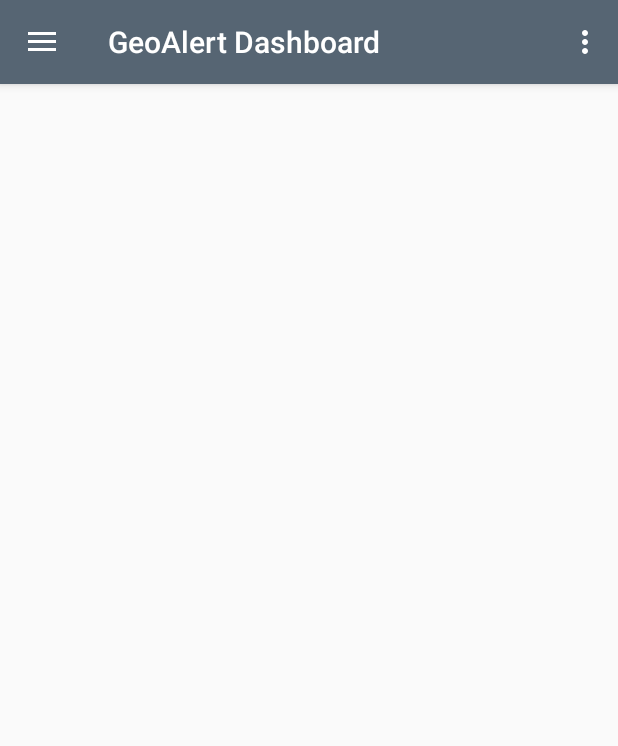
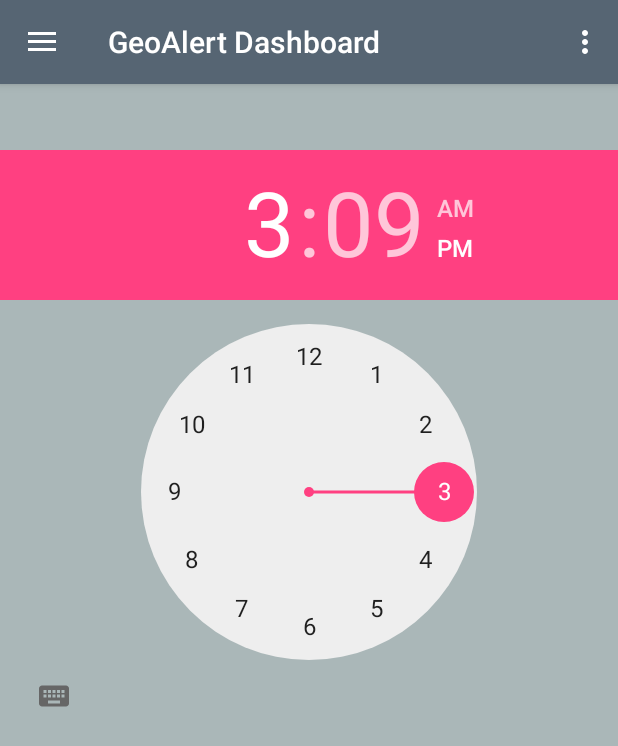
Before and after one commit to Shibhe/Geofencing, an Android app: the DashboardActivity screen opened directly, with no data from a screen before it, on a phone screen of 412 x 824 dp. Shown: the top 746 px of the screen. Run offline under Robolectric (Android 15) with nearby library versions, the light colour scheme and no system bars.

Commit message:
Add location
Add location

```diff
--- a/GeoAlert/app/build.gradle
+++ b/GeoAlert/app/build.gradle
@@ -31,6 +31,7 @@ dependencies {
     //apply plugin: 'com.google.gms.google-services'
     //compile 'com.google.firebase:firebase-database:9.2.0'
     compile 'com.google.android.gms:play-services-location:11.0.4'
+    compile 'com.google.android.gms:play-services-location:11.0.4'
     compile 'com.android.support:support-vector-drawable:26.0.0-alpha1'
     compile 'com.android.support:recyclerview-v7:26.0.0-alpha1'
     compile 'com.android.support.constraint:constraint-layout:1.0.2'
@@ -44,7 +45,6 @@ dependencies {
     compile 'com.mcxiaoke.volley:library-aar:1.0.0'
     compile 'com.google.firebase:firebase-database:11.0.4'
     compile 'com.google.android.gms:play-services-places:11.0.4'
-    compile 'com.google.android.gms:play-services-location:11.0.4'
     compile 'com.google.firebase:firebase-auth:11.0.4'
     compile 'com.google.firebase:firebase-crash:11.0.4'
     testCompile 'org.mockito:mockito-core:2.8.9'
@@ -56,4 +56,6 @@ dependencies {
 
 
 
+
+
 apply plugin: 'com.google.gms.google-services'
--- a/GeoAlert/app/src/main/AndroidManifest.xml
+++ b/GeoAlert/app/src/main/AndroidManifest.xml
@@ -52,7 +52,7 @@
         <activity android:name=".UpdateLecturerActivity" />
         <activity android:name=".UpdateGeofenceActivity" />
         <activity android:name=".UpDateActivity" />
-        <activity android:name=".SettingsActivity"></activity>
+        <activity android:name=".SettingsActivity" />
     </application>
 
 </manifest>
--- a/GeoAlert/app/src/main/java/com/example/josephsibiya/geoalert/Adapters/GeofenceAdapter.java
+++ b/GeoAlert/app/src/main/java/com/example/josephsibiya/geoalert/Adapters/GeofenceAdapter.java
@@ -41,7 +41,7 @@ public class GeofenceAdapter extends RecyclerView.Adapter<GeofenceAdapter.Geofen
         GeofenceLocations locations = locationsArrayList.get(position);
 
         holder.latitude.setText((int) locations.getLatitude());
-        holder.longitude.setText((int) locations.getLognitude());
+        holder.longitude.setText((int) locations.getLongitude());
 
     }
 
--- a/GeoAlert/app/src/main/java/com/example/josephsibiya/geoalert/SettingsActivity.java
+++ b/GeoAlert/app/src/main/java/com/example/josephsibiya/geoalert/SettingsActivity.java
@@ -45,7 +45,7 @@ public class SettingsActivity extends AppCompatActivity implements
         GoogleApiClient.OnConnectionFailedListener {
 
     // Constants
-    public static final String TAG = MainActivity.class.getSimpleName();
+    public static final String TAG = SettingsActivity.class.getSimpleName();
     private static final int PERMISSIONS_REQUEST_FINE_LOCATION = 111;
     private static final int PLACE_PICKER_REQUEST = 1;
 
--- a/GeoAlert/app/src/main/res/layout/app_bar_dashboard.xml
+++ b/GeoAlert/app/src/main/res/layout/app_bar_dashboard.xml
@@ -4,6 +4,7 @@
     xmlns:app="http://schemas.android.com/apk/res-auto"
     xmlns:tools="http://schemas.android.com/tools"
     android:layout_width="match_parent"
+    android:background="#AAB7B8"
     android:layout_height="match_parent"
     tools:context="com.example.josephsibiya.geoalert.DashboardActivity">
 
@@ -18,8 +19,19 @@
             android:layout_height="?attr/actionBarSize"
             android:background="?attr/colorPrimary"
             app:popupTheme="@style/AppTheme.PopupOverlay" />
-
     </android.support.design.widget.AppBarLayout>
 
+    <LinearLayout
+        android:layout_width="match_parent"
+        android:layout_height="wrap_content"
+        android:orientation="vertical"
+        android:paddingTop="100dp">
+
+        <TimePicker
+            android:id="@+id/timePicker"
+            android:layout_width="wrap_content"
+            android:layout_height="wrap_content" />
+
+    </LinearLayout>
 
 </android.support.design.widget.CoordinatorLayout>
--- a/GeoAlert/app/src/main/res/menu/activity_dashboard_drawer.xml
+++ b/GeoAlert/app/src/main/res/menu/activity_dashboard_drawer.xml
@@ -2,10 +2,6 @@
 <menu xmlns:android="http://schemas.android.com/apk/res/android">
 
     <group android:checkableBehavior="single">
-        <item
-            android:id="@+id/nav_near_me"
-            android:icon="@android:drawable/ic_menu_compass"
-            android:title="Near Me" />
 
         <item
             android:id="@+id/navigation_manage_geo"
@@ -14,15 +10,17 @@
         <item
             android:id="@+id/navigation_view_student"
             android:icon="@android:drawable/ic_menu_view"
-            android:title="View Students" />
-        <item
-            android:id="@+id/nav_feedback"
-            android:icon="@android:drawable/ic_menu_myplaces"
-            android:title="Show Geofences" />
+            android:title="Manage Students" />
+
         <item
             android:id="@+id/nav_more_app"
             android:icon="@drawable/ic_menu_manage"
             android:title="More Apps" />
+
+        <item
+            android:id="@+id/show_location"
+            android:icon="@drawable/ic_menu_manage"
+            android:title="Show locations" />
     </group>
 
     <item android:title="Communicate">
@@ -31,10 +29,6 @@
                 android:id="@+id/nav_share"
                 android:icon="@drawable/ic_menu_share"
                 android:title="Share" />
-            <item
-                android:id="@+id/nav_send"
-                android:icon="@drawable/ic_menu_send"
-                android:title="Send" />
         </menu>
     </item>
 
--- a/GeoAlert/app/src/main/res/values/dimens.xml
+++ b/GeoAlert/app/src/main/res/values/dimens.xml
@@ -5,4 +5,7 @@
     <dimen name="nav_header_vertical_spacing">16dp</dimen>
     <dimen name="nav_header_height">160dp</dimen>
     <dimen name="fab_margin">16dp</dimen>
+    <dimen name="app_bar_height">200dp</dimen>
+    <dimen name="item_width">200dp</dimen>
+    <dimen name="text_margin">16dp</dimen>
 </resources>
--- a/GeoAlert/app/src/main/res/values/strings.xml
+++ b/GeoAlert/app/src/main/res/values/strings.xml
@@ -18,4 +18,7 @@
     <string name="silent_mode_activated">Silent mode activated</string>
     <string name="touch_to_relaunch">Touch to launch the app.</string>
     <string name="back_to_normal">Back to normal</string>
+    <string name="title_item_list">Items</string>
+    <string name="share_with">Share with</string>
+    <string name="title_item_detail">Item Detail</string>
 </resources>
```
Also changed, not shown: GeoAlert/app/src/main/java/com/example/josephsibiya/geoalert/AddStudentActivity.java (+24 -22 lines), GeoAlert/app/src/main/java/com/example/josephsibiya/geoalert/DashboardActivity.java (+42 -13 lines), GeoAlert/app/src/main/java/com/example/josephsibiya/geoalert/GeoMapsActivity.java (+0 -11 lines), GeoAlert/app/src/main/java/com/example/josephsibiya/geoalert/dummy/DummyContent.java (added, +72 -0 lines), GeoAlert/app/src/main/java/com/example/josephsibiya/geoalert/models/GeofenceLocations.java (+15 -6 lines), GeoAlert/app/src/main/java/com/example/josephsibiya/geoalert/models/StudentModel.java (+5 -5 lines), GeoAlert/app/src/main/res/layout/activity_add_student.xml (+0 -19 lines).
